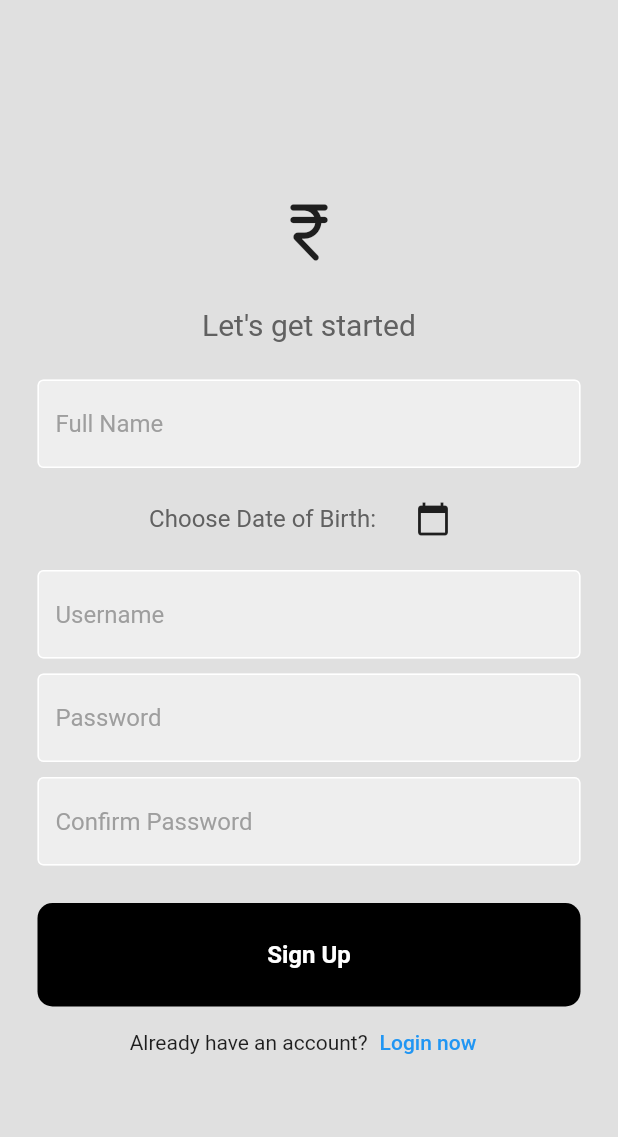
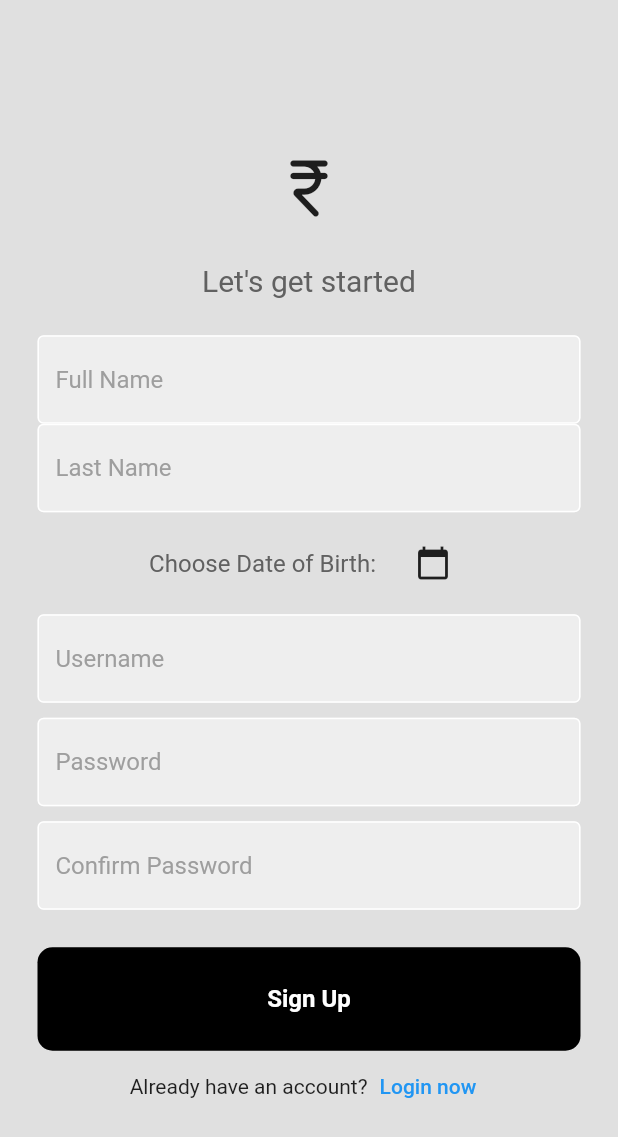
Before and after one commit to paarthsoni/FinPlan360, a Flutter app: the RegisterPage screen opened directly, on a phone screen of 412 x 824 dp. Shown: the top 1137 px of the screen. Run offline on Flutter 3.47's test engine with Material 2 defaults, Android fonts, the phone set to English and light mode, and no system bars; network calls fail.

Commit message:
validated input fields

```diff
--- a/finplan360_frontend/lib/pages/register_page.dart
+++ b/finplan360_frontend/lib/pages/register_page.dart
@@ -2,7 +2,19 @@ import 'package:finplan360_frontend/components/my_button.dart';
 import 'package:finplan360_frontend/pages/auth_page.dart';
 import 'package:finplan360_frontend/pages/login_page.dart';
 import 'package:flutter/material.dart';
+import 'package:flutter/services.dart';
 import 'package:http/http.dart' as http;
+
+class UpperCaseTextFormatter extends TextInputFormatter {
+  @override
+  TextEditingValue formatEditUpdate(
+      TextEditingValue oldValue, TextEditingValue newValue) {
+    return TextEditingValue(
+      text: newValue.text.toUpperCase(),
+      selection: newValue.selection,
+    );
+  }
+}
 
 class RegisterPage extends StatefulWidget {
   const RegisterPage({Key? key}) : super(key: key);
@@ -13,7 +25,8 @@ class RegisterPage extends StatefulWidget {
 
 class _RegisterPageState extends State<RegisterPage> {
   // text editing controllers
-  final fullnameController = TextEditingController();
+  final firstNameController = TextEditingController();
+  final lastNameController = TextEditingController();
   final dobController = TextEditingController();
   final usernameController = TextEditingController();
   final passwordController = TextEditingController();
@@ -66,11 +79,12 @@ class _RegisterPageState extends State<RegisterPage> {
                 const SizedBox(
                   height: 25,
                 ),
-
+                // first name
                 Padding(
                   padding: const EdgeInsets.symmetric(horizontal: 25),
                   child: TextField(
-                    controller: fullnameController,
+                    controller: firstNameController,
+                    inputFormatters: [UpperCaseTextFormatter()],
                     obscureText: false,
                     decoration: InputDecoration(
                       enabledBorder: const OutlineInputBorder(
@@ -90,7 +104,35 @@ class _RegisterPageState extends State<RegisterPage> {
                         color: Colors.grey[500],
                       ),
                     ),
-                    onSubmitted: (value) => fullnameController.text = value,
+                    onSubmitted: (value) => firstNameController.text = value,
+                  ),
+                ),
+                // last name
+                Padding(
+                  padding: const EdgeInsets.symmetric(horizontal: 25),
+                  child: TextField(
+                    controller: lastNameController,
+                    inputFormatters: [UpperCaseTextFormatter()],
+                    obscureText: false,
+                    decoration: InputDecoration(
+                      enabledBorder: const OutlineInputBorder(
+                        borderSide: BorderSide(
+                          color: Colors.white,
+                        ),
+                      ),
+                      focusedBorder: OutlineInputBorder(
+                        borderSide: BorderSide(
+                          color: Colors.grey.shade400,
+                        ),
+                      ),
+                      fillColor: Colors.grey.shade200,
+                      filled: true,
+                      hintText: "Last Name",
+                      hintStyle: TextStyle(
+                        color: Colors.grey[500],
+                      ),
+                    ),
+                    onSubmitted: (value) => lastNameController.text = value,
                   ),
                 ),
 
@@ -253,17 +295,39 @@ class _RegisterPageState extends State<RegisterPage> {
                   onTap: () {
                     // login
                     try {} catch (e) {}
+                    if (passwordController.text ==
+                        confirmpasswordController.text) {
                       Navigator.push(
                         context,
                         MaterialPageRoute(
                           builder: (context) => AuthPage(
-                          fullname: fullnameController.text,
+                            firstName: firstNameController.text,
+                            lastName: lastNameController.text,
                             username: usernameController.text,
                             password: passwordController.text,
                             dob: dobController.text,
                           ),
                         ),
                       );
+                    } else {
+                      ScaffoldMessenger.of(context).showSnackBar(
+                        const SnackBar(
+                          content: Text('Password does not match'),
+                        ),
+                      );
+                    }
+
+                    // Navigator.push(
+                    //   context,
+                    //   MaterialPageRoute(
+                    //     builder: (context) => AuthPage(
+                    //       firstName: firstNameController.text,
+                    //       lastName: lastNameController.text,
+                    //       username: usernameController.text,
+                    //       password: passwordController.text,
+                    //       dob: dobController.text,
+                    //     ),
+                    //   ),
                   },
                   text: 'Sign Up',
                 ),
```
Also changed, not shown: finplan360_frontend/lib/pages/auth_page.dart (+11 -6 lines). Lines whose indentation alone changed are shown as unchanged.
